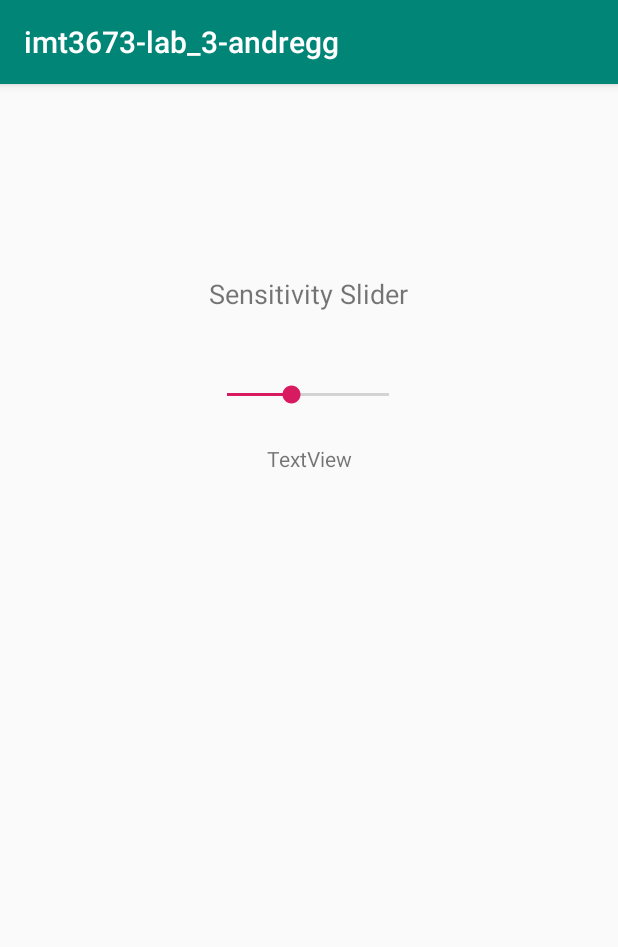
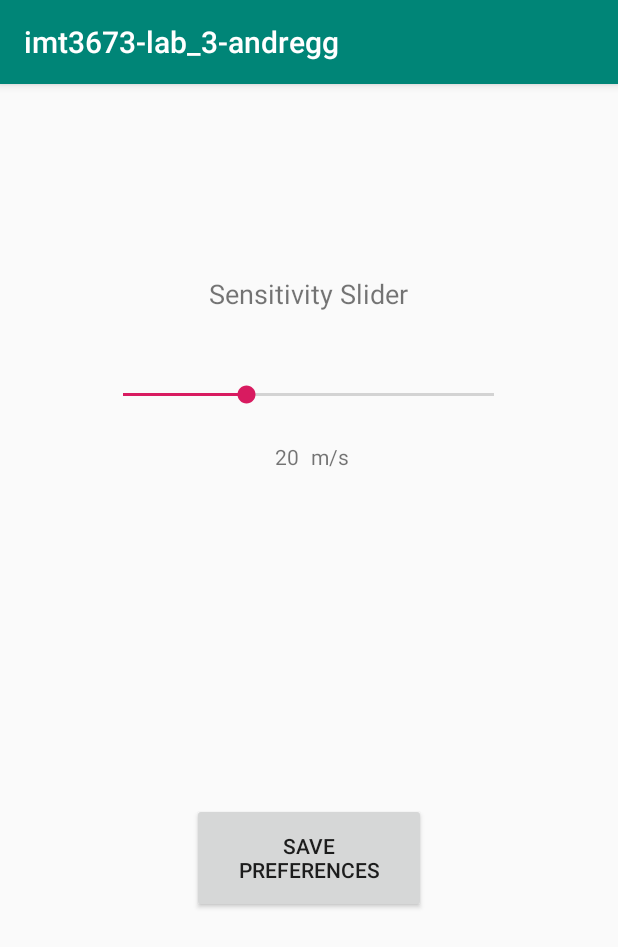
Before and after one commit to newtpuandre/imt3673-lab_3-andregg, an Android app: the screen it shows after launch (PreferenceActivity), after a tap on "PREFERENCES", on a phone screen of 412 x 824 dp. Shown: the top 947 px of the screen. Run offline under Robolectric (Android 15) with nearby library versions, the phone set to English and light mode, and no system bars.

Commit message:
Fixed preferences

```diff
--- a/app/src/main/java/local/andregg/lab_3/MainActivity.java
+++ b/app/src/main/java/local/andregg/lab_3/MainActivity.java
@@ -36,7 +36,12 @@ public class MainActivity extends AppCompatActivity implements SensorEventListen
     private Button preferencebtn;
     private MediaPlayer mp;
 
-    ArrayList<Float> test;
+    private int MIN_ACC = 20;
+    private int SLIDINGWINDOW_SIZE = 4;
+
+    public static final int REQUEST_CODE = 1;
+
+    ArrayList<Float> SlidingWindow;
 
     private final float EarthGravity = 9.81f;
     private boolean inAir = false;
@@ -60,14 +65,12 @@ public class MainActivity extends AppCompatActivity implements SensorEventListen
 
         mp = MediaPlayer.create(this, R.raw.popsound);
 
-        test = new ArrayList<>();
+        SlidingWindow = new ArrayList<>();
 
-        //Transfer button logic
         preferencebtn.setOnClickListener(v -> {
             Intent I = new Intent(MainActivity.this, PreferenceActivity.class);
-            //I.putExtra("TransactionLog", transactions);
-
-            startActivity(I);
+            I.putExtra("MIN_ACC", MIN_ACC);
+            startActivityForResult(I, REQUEST_CODE);
         });
     }
 
@@ -81,12 +84,22 @@ public class MainActivity extends AppCompatActivity implements SensorEventListen
         sensorManager.registerListener(this,sensor,sensorManager.SENSOR_DELAY_NORMAL);
     }
 
-
+    // This method is invoked when target activity return result data back.
+    @Override
+    protected void onActivityResult(int requestCode, int resultCode, Intent dataIntent) {
+        super.onActivityResult(requestCode, resultCode, dataIntent);
+        switch (requestCode)
+        {
+            case REQUEST_CODE:
+                if(resultCode == RESULT_OK)
+                {
+                    MIN_ACC = dataIntent.getIntExtra("MIN_ACC", 0);
+                }
+        }
+    }
 
     @Override
-    public void onAccuracyChanged(Sensor sensor, int accuracy) {
-
-    }
+    public void onAccuracyChanged(Sensor sensor, int accuracy) {}
 
     @Override
     public void onSensorChanged(SensorEvent event) {
@@ -98,33 +111,29 @@ public class MainActivity extends AppCompatActivity implements SensorEventListen
 
             float ACC = (float) Math.sqrt(x*x + y*y + z*z) - EarthGravity;
 
-            if (ACC >= 15 && !inAir) { //TODO: change to slider in preferences
-                test.add(ACC);
-                if(test.size() >= 4) {
+            if (ACC >= MIN_ACC && !inAir) {
+                SlidingWindow.add(ACC);
+                if(SlidingWindow.size() >= SLIDINGWINDOW_SIZE) {
                     inAir = true;
                     findHighestAcc();
                 }
-                //heightCalculation(ACC);
-                Log.d("app1", "" + ACC);
             }
         }
     }
 
     public void findHighestAcc(){
         float highestAcc = 0;
-        for (int i = 0; i < test.size(); i++) {
-            float temp = test.get(i);
+        for (int i = 0; i < SlidingWindow.size(); i++) {
+            float temp = SlidingWindow.get(i);
             if ( temp > highestAcc) {
                 highestAcc = temp;
             }
         }
-        Log.d("app1", "Highest Acc" + highestAcc);
         heightCalculation(highestAcc);
-        test.clear();
+        SlidingWindow.clear();
     }
 
     public void heightCalculation(final float acceleration){
-        //Set textboxes etc
         highscoreStatus.setText("");
         v.vibrate(500);
         final float t = acceleration / EarthGravity;
@@ -153,6 +162,13 @@ public class MainActivity extends AppCompatActivity implements SensorEventListen
                     throwStatus.setText("Reached the top!");
                     mp.start();
                     atTop = true;
+
+                    float curHighscore = Float.valueOf(highscore.getText().toString());
+                    if(maxHeight >= curHighscore) {
+                        highscoreStatus.setText("New Highscore!");
+                        highscore.setText(String.valueOf(maxHeight));
+                    }
+
                 }
 
             }
@@ -161,12 +177,6 @@ public class MainActivity extends AppCompatActivity implements SensorEventListen
                 inAir = false;
                 throwStatus.setText("Landed... Throw again!");
                 v.vibrate(200);
-
-                float curHighscore = Float.valueOf(highscore.getText().toString());
-                if(maxHeight >= curHighscore) {
-                    highscoreStatus.setText("New Highscore!");
-                    highscore.setText(String.valueOf(maxHeight));
-                }
             }
         }.start();
 
--- a/app/src/main/java/local/andregg/lab_3/PreferenceActivity.java
+++ b/app/src/main/java/local/andregg/lab_3/PreferenceActivity.java
@@ -1,7 +1,9 @@
 package local.andregg.lab_3;
 
+import android.content.Intent;
 import android.support.v7.app.AppCompatActivity;
 import android.os.Bundle;
+import android.widget.Button;
 import android.widget.SeekBar;
 import android.widget.TextView;
 import android.widget.Toast;
@@ -10,6 +12,8 @@ public class PreferenceActivity extends AppCompatActivity {
 
     private SeekBar sensitivitySlider;
     private TextView sensitivty_text;
+    private Button saveBtn;
+
     @Override
     protected void onCreate(Bundle savedInstanceState) {
         super.onCreate(savedInstanceState);
@@ -17,26 +21,35 @@ public class PreferenceActivity extends AppCompatActivity {
 
         sensitivitySlider = findViewById(R.id.sensitivity_seek);
         sensitivty_text = findViewById(R.id.sensitivity_txt);
+        saveBtn = findViewById(R.id.save_btn);
 
-        sensitivitySlider.setMax(50);
-        sensitivitySlider.setProgress(20);
+        sensitivitySlider.setMax(30);
 
+        Intent Intent = getIntent();
+        int temp_min_acc = Intent.getIntExtra("MIN_ACC", 10) - 10;
+        sensitivitySlider.setProgress(temp_min_acc);
+
+        sensitivty_text.setText(String.valueOf(sensitivitySlider.getProgress() + 10));
 
         sensitivitySlider.setOnSeekBarChangeListener(new SeekBar.OnSeekBarChangeListener() {
-            int progressChangedValue = 10;
+            int progressChangedValue = 0;
 
             public void onProgressChanged(SeekBar seekBar, int progress, boolean fromUser) {
-                progressChangedValue = progress;
+                progressChangedValue = progress + 10;
             }
 
-            public void onStartTrackingTouch(SeekBar seekBar) {
-                // TODO Auto-generated method stub
-            }
+            public void onStartTrackingTouch(SeekBar seekBar) {}
 
             public void onStopTrackingTouch(SeekBar seekBar) {
-                Toast.makeText(PreferenceActivity.this, "Seek bar progress is :" + progressChangedValue,
-                        Toast.LENGTH_SHORT).show();
+                sensitivty_text.setText(String.valueOf(progressChangedValue));
             }
+        });
+
+        saveBtn.setOnClickListener(v -> {
+            Intent I = new Intent();
+            I.putExtra("MIN_ACC", sensitivitySlider.getProgress() + 10);
+            setResult(RESULT_OK, I);
+            finish();
         });
     }
 }
--- a/app/src/main/res/layout/activity_preference.xml
+++ b/app/src/main/res/layout/activity_preference.xml
@@ -25,7 +25,7 @@
 
     <SeekBar
         android:id="@+id/sensitivity_seek"
-        android:layout_width="140dp"
+        android:layout_width="279dp"
         android:layout_height="22dp"
         android:layout_marginStart="8dp"
         android:layout_marginTop="8dp"
@@ -46,10 +46,41 @@
         android:layout_marginTop="8dp"
         android:layout_marginEnd="8dp"
         android:layout_marginBottom="100dp"
-        android:text="TextView"
+        android:text="10"
+        app:layout_constraintBottom_toBottomOf="parent"
+        app:layout_constraintEnd_toEndOf="parent"
+        app:layout_constraintHorizontal_bias="0.461"
+        app:layout_constraintStart_toStartOf="parent"
+        app:layout_constraintTop_toBottomOf="@+id/sensitivity_seek"
+        app:layout_constraintVertical_bias="0.03" />
+
+    <TextView
+        android:id="@+id/sensitivity_txt2"
+        android:layout_width="wrap_content"
+        android:layout_height="25dp"
+        android:layout_marginStart="8dp"
+        android:layout_marginTop="8dp"
+        android:layout_marginEnd="8dp"
+        android:layout_marginBottom="100dp"
+        android:text="m/s"
+        app:layout_constraintBottom_toBottomOf="parent"
+        app:layout_constraintEnd_toEndOf="parent"
+        app:layout_constraintHorizontal_bias="0.0"
+        app:layout_constraintStart_toEndOf="@+id/sensitivity_txt"
+        app:layout_constraintTop_toBottomOf="@+id/sensitivity_seek"
+        app:layout_constraintVertical_bias="0.03" />
+
+    <Button
+        android:id="@+id/save_btn"
+        android:layout_width="156dp"
+        android:layout_height="73dp"
+        android:layout_marginStart="8dp"
+        android:layout_marginTop="8dp"
+        android:layout_marginEnd="8dp"
+        android:layout_marginBottom="8dp"
+        android:text="Save Preferences"
         app:layout_constraintBottom_toBottomOf="parent"
         app:layout_constraintEnd_toEndOf="parent"
         app:layout_constraintStart_toStartOf="parent"
-        app:layout_constraintTop_toBottomOf="@+id/sensitivity_seek"
-        app:layout_constraintVertical_bias="0.033" />
+        app:layout_constraintTop_toBottomOf="@+id/sensitivity_txt2" />
 </android.support.constraint.ConstraintLayout>
```
Also changed, not shown: 1 other file.
